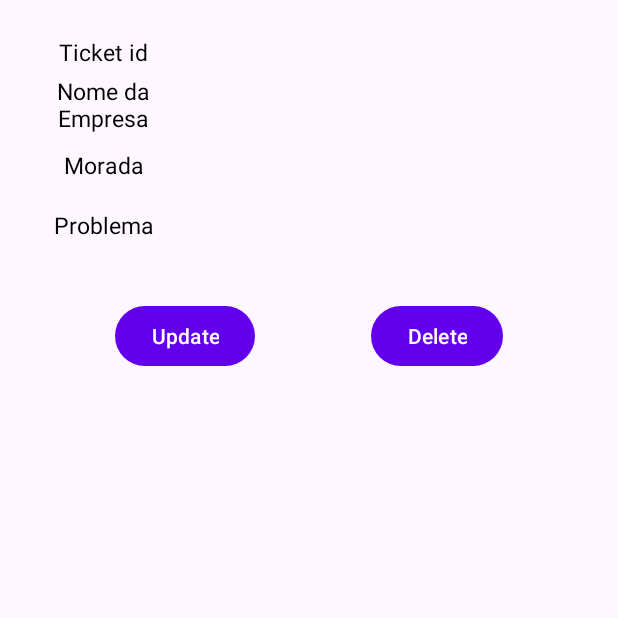
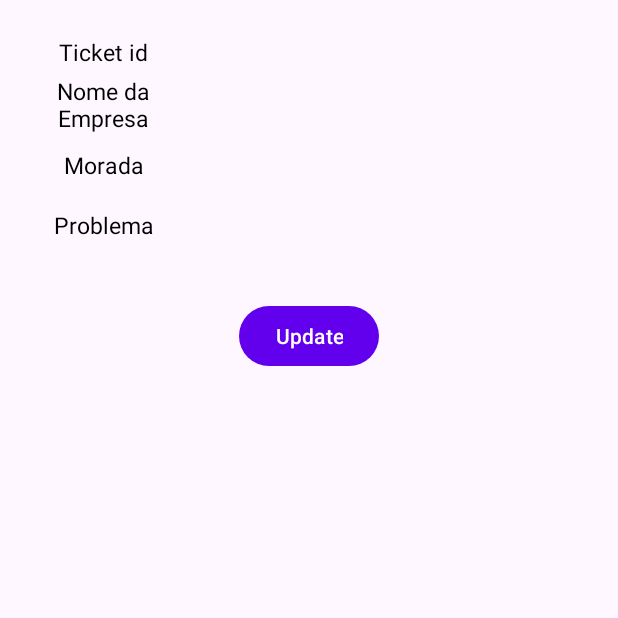
Before and after one commit to henriqueolivgp/APP_Registo_de_Tickets, an Android app: the TicketsDetailsActivity screen opened directly, with no data from a screen before it, on a phone screen of 412 x 824 dp, the top half of it. Run offline under Robolectric (Android 15) with nearby library versions, the phone set to English and light mode, and no system bars; our stand-ins replace Firebase (no records; nobody signed in at launch, a user with empty details on screens opened directly).

Commit message:
update tickets details

```diff
--- a/app/src/main/java/com/example/app_registo_de_tickets/TicketsDetailsActivity.kt
+++ b/app/src/main/java/com/example/app_registo_de_tickets/TicketsDetailsActivity.kt
@@ -15,7 +15,6 @@ class TicketsDetailsActivity : AppCompatActivity() {
     private lateinit var tvEmpLocalizacao: TextView
     private lateinit var tvEmpProblem: TextView
     private lateinit var btnUpdate: Button
-    private lateinit var btnDelete: Button
 
     override fun onCreate(savedInstanceState: Bundle?) {
         super.onCreate(savedInstanceState)
--- a/app/src/main/res/layout/activity_tickets_details.xml
+++ b/app/src/main/res/layout/activity_tickets_details.xml
@@ -12,20 +12,8 @@
         android:layout_height="wrap_content"
         android:layout_marginTop="30dp"
         android:text="Update"
-        app:layout_constraintEnd_toStartOf="@+id/btnDelete"
-        app:layout_constraintHorizontal_bias="0.5"
+        app:layout_constraintEnd_toEndOf="parent"
         app:layout_constraintStart_toStartOf="parent"
-        app:layout_constraintTop_toBottomOf="@id/linearLayout" />
-
-    <Button
-        android:id="@+id/btnDelete"
-        android:layout_width="wrap_content"
-        android:layout_height="wrap_content"
-        android:layout_marginTop="30dp"
-        android:text="Delete"
-        app:layout_constraintEnd_toEndOf="parent"
-        app:layout_constraintHorizontal_bias="0.5"
-        app:layout_constraintStart_toEndOf="@+id/btnUpdate"
         app:layout_constraintTop_toBottomOf="@id/linearLayout" />
 
     <LinearLayout
```
